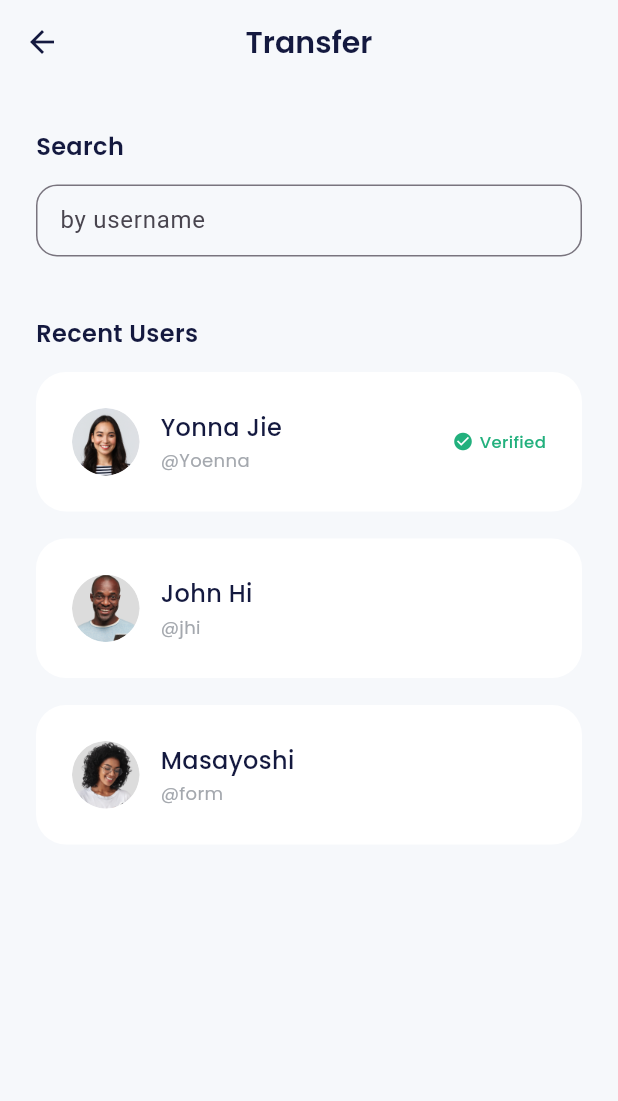
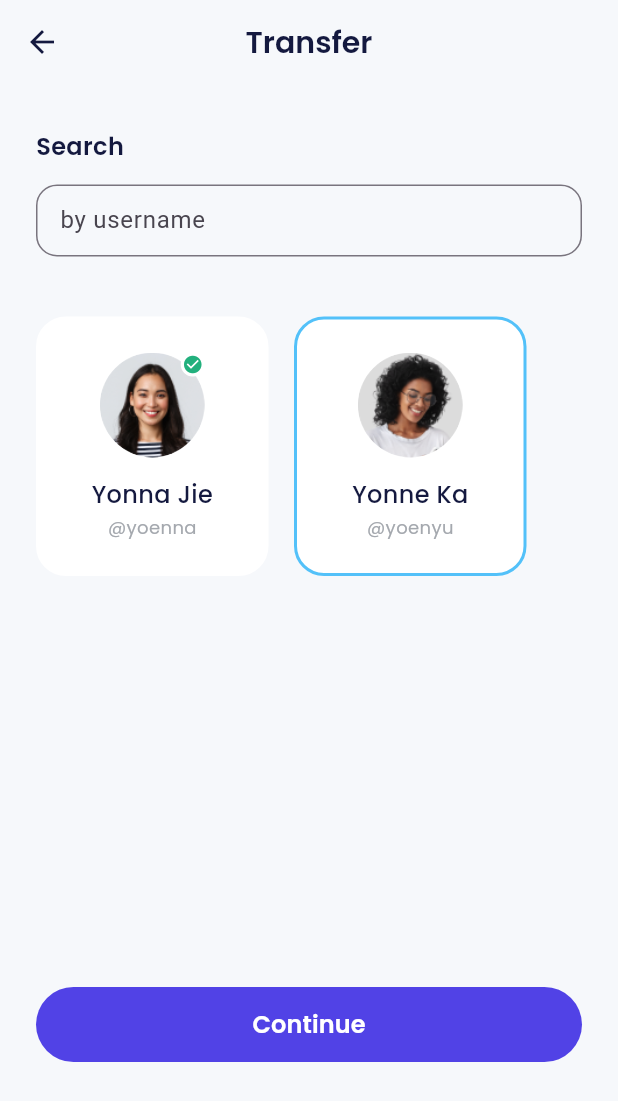
Before and after one commit to KevinZakky/E-wallet-Bank-Sha, a Flutter app: the TransferPage screen opened by its route, on a phone screen of 412 x 824 dp. Shown: the top 1101 px of the screen. Run offline on Flutter 3.47's test engine with Material 3 defaults, Android fonts, the phone set to English and light mode, and no system bars; our stand-ins replace carousel_slider, google_fonts.

Commit message:
feat: make widget for transfer result

```diff
--- a/lib/ui/pages/transfer_page.dart
+++ b/lib/ui/pages/transfer_page.dart
@@ -1,6 +1,8 @@
 import 'package:ewallet_project_app/shared/theme.dart';
 import 'package:ewallet_project_app/ui/widgets/Forms.dart';
+import 'package:ewallet_project_app/ui/widgets/buttons.dart';
 import 'package:ewallet_project_app/ui/widgets/transfer_recently.dart';
+import 'package:ewallet_project_app/ui/widgets/transfer_result.dart';
 import 'package:flutter/material.dart';
 
 class TransferPage extends StatelessWidget {
@@ -29,13 +31,24 @@ class TransferPage extends StatelessWidget {
             title: 'by username',
             isShowTitle: false,
           ),
-          buildRcently()
+          // buildRecently()
+          buildResult(),
+          const SizedBox(
+            height: 274,
+          ),
+          CustomFilledButton(
+            title: 'Continue',
+            onPressed: () {},
+          ),
+          const SizedBox(
+            height: 50,
+          )
         ],
       ),
     );
   }
 
-  Widget buildRcently() {
+  Widget buildRecently() {
     return Container(
       margin: const EdgeInsets.only(top: 40),
       child: Column(
@@ -68,4 +81,29 @@ class TransferPage extends StatelessWidget {
       ),
     );
   }
+
+  Widget buildResult() {
+    return Container(
+      margin: const EdgeInsets.only(top: 40),
+      child: Wrap(
+        spacing: 17,
+        runSpacing: 17,
+        children: [
+          TransferResult(
+            imageUrl: 'assets/img_friend1.png',
+            name: 'Yonna Jie',
+            username: 'yoenna',
+            isVerified: true,
+          ),
+          TransferResult(
+            imageUrl: 'assets/img_friend2.png',
+            name: 'Yonne Ka',
+            username: 'yoenyu',
+            isVerified: false,
+            isSelected: true,
+          ),
+        ],
+      ),
+    );
+  }
 }
--- /dev/null
+++ b/lib/ui/widgets/transfer_result.dart
@@ -0,0 +1,83 @@
+import 'package:ewallet_project_app/shared/theme.dart';
+import 'package:flutter/material.dart';
+
+class TransferResult extends StatelessWidget {
+  final String imageUrl;
+  final String name;
+  final String username;
+  final bool isVerified;
+  final bool isSelected;
+
+  const TransferResult(
+      {super.key,
+      required this.imageUrl,
+      required this.name,
+      required this.username,
+      this.isVerified = false,
+      this.isSelected = false});
+
+  @override
+  Widget build(BuildContext context) {
+    return Container(
+      width: 155,
+      height: 173,
+      padding: const EdgeInsets.symmetric(vertical: 22, horizontal: 13),
+      decoration: BoxDecoration(
+        borderRadius: BorderRadius.circular(20),
+        color: whiteColor,
+        border: Border.all(
+          width: 2,
+          color: isSelected ? blueColor : whiteColor,
+        ),
+      ),
+      child: Column(
+        children: [
+          Container(
+            width: 70,
+            height: 70,
+            decoration: BoxDecoration(
+              shape: BoxShape.circle,
+              image: DecorationImage(
+                image: AssetImage(imageUrl),
+              ),
+            ),
+            child: isVerified
+                ? Align(
+                    alignment: Alignment.topRight,
+                    child: Container(
+                      width: 16,
+                      height: 16,
+                      decoration: BoxDecoration(
+                        shape: BoxShape.circle,
+                        color: whiteColor,
+                      ),
+                      child: Center(
+                        child: Icon(
+                          Icons.check_circle,
+                          color: greenColor,
+                          size: 14,
+                        ),
+                      ),
+                    ),
+                  )
+                : null,
+          ),
+          const SizedBox(
+            height: 13,
+          ),
+          Text(
+            name,
+            style: blackTextStyle.copyWith(fontSize: 16, fontWeight: medium),
+          ),
+          const SizedBox(
+            height: 2,
+          ),
+          Text(
+            '@$username',
+            style: greyTextStyle.copyWith(fontSize: 12),
+          )
+        ],
+      ),
+    );
+  }
+}
```
